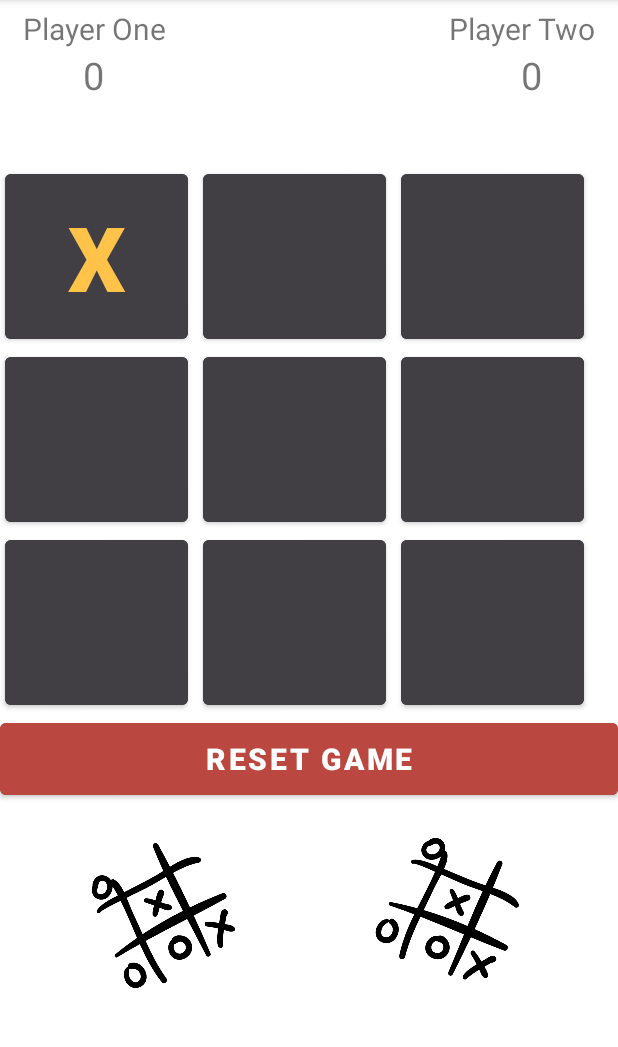
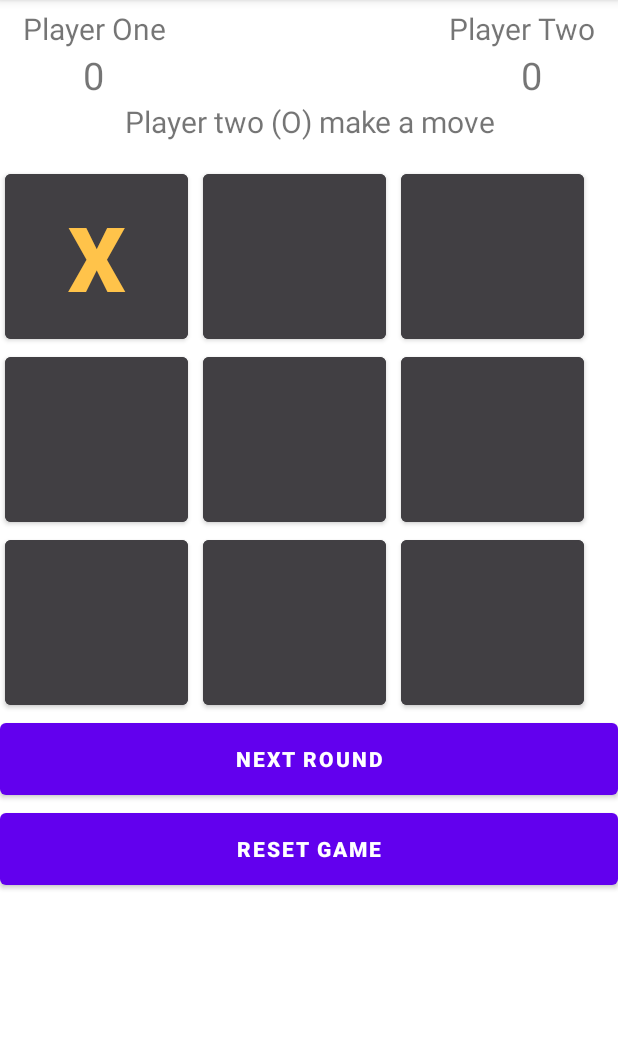
Before and after one commit to SaarMamok/TicTacToe-Application, an Android app: the screen it shows after launch (MainActivity), after a tap on an icon or button, on a phone screen of 412 x 824 dp, the part 84-1131 px from its top. Run offline under Robolectric (Android 15) with nearby library versions, the phone set to English and light mode, and no system bars.

Commit message:
game - done

```diff
--- a/app/src/main/java/com/example/tictactoe_application/MainActivity.java
+++ b/app/src/main/java/com/example/tictactoe_application/MainActivity.java
@@ -14,6 +14,7 @@ public class MainActivity extends AppCompatActivity implements View.OnClickListe
     private TextView playerOneScore, playerTowScore, playerStatus;
     private Button[] buttons = new Button[9];
     private Button resetGame;
+    private Button nextRound;
     private int playerOneScoreCount, playerTowScoreCount, rountCount;
     boolean activePlayer;
 
@@ -37,6 +38,8 @@ public class MainActivity extends AppCompatActivity implements View.OnClickListe
         playerTowScore = (TextView) findViewById(R.id.playerTwoScore);
         playerStatus = (TextView) findViewById(R.id.playerStatus);
         resetGame = (Button) findViewById(R.id.resetGame);
+        nextRound = (Button) findViewById(R.id.nextRound);
+
 
         for(int i=0 ;i<buttons.length;i++){
             String buttonID = "btn_" + i;
@@ -49,66 +52,86 @@ public class MainActivity extends AppCompatActivity implements View.OnClickListe
         playerOneScoreCount = 0;
         playerTowScoreCount = 0;
         activePlayer = true;
-
+        playerStatus.setText("Player one (X) make a move");
     }
 
     @Override
     public void onClick(View v) {
-
+        //First we make sure that this btn is empty
         if(!((Button)v).getText().toString().equals(""))
             return;
 
+        // get the pressed btn id
         String buttonID = v.getResources().getResourceEntryName(v.getId());
         int gameStatePointer = Integer.parseInt(buttonID.substring(buttonID.length()-1, buttonID.length()));
 
+        // if it is X who playing now
         if(activePlayer){
+            if(gameState[gameStatePointer] == 2) {
                 ((Button) v).setText("X");
                 ((Button) v).setTextColor(Color.parseColor("#FFC34A"));
                 gameState[gameStatePointer] = 0;
             }
+        }
+        // if it is O who playing now
         else {
+            if(gameState[gameStatePointer] == 2) {
                 ((Button) v).setText("O");
                 ((Button) v).setTextColor(Color.parseColor("#70FFEA"));
                 gameState[gameStatePointer] = 1;
             }
+        }
         rountCount++;
 
-        if(checkWinner()){
+        if(gameState[gameStatePointer] == 3)
+            playAgain();
+
+        else if(checkWinner()){
             if(activePlayer){
                 playerOneScoreCount++;
                 updatePlayerScore();
-                Toast.makeText(this, "Player One Won!", Toast.LENGTH_SHORT).show();
-                playAgain();
+                playerStatus.setText("Player One is Winning!");
+                Block();
             }
             else {
                 playerTowScoreCount++;
                 updatePlayerScore();
-                Toast.makeText(this, "Player Two Won!", Toast.LENGTH_SHORT).show();
-                playAgain();
+                playerStatus.setText("Player Two is Winning!");
+                Block();
             }
         }
+        // if the game over without a winner
         else if(rountCount == 9){
-           playAgain();
-            Toast.makeText(this, "No Winner!", Toast.LENGTH_SHORT).show();
+            playerStatus.setText("No Winner!");
+            Block();
         }
         else {
+            if (activePlayer)
+            {
+                playerStatus.setText("Player two (O) make a move");
+            }
+            else
+            {
+                playerStatus.setText("Player one (X) make a move");
+            }
             activePlayer = !activePlayer;
         }
 
-        if(playerOneScoreCount > playerTowScoreCount)
-            playerStatus.setText("Player One is Winning!");
-        else if(playerTowScoreCount > playerOneScoreCount)
-            playerStatus.setText("Player Two is Winning!");
-        else
-            playerStatus.setText("");
 
+
+        nextRound.setOnClickListener(new View.OnClickListener() {
+            @Override
+            public void onClick(View v) {
+                playAgain();
+            }
+        });
         resetGame.setOnClickListener(new View.OnClickListener() {
             @Override
             public void onClick(View v) {
                 playAgain();
                 playerOneScoreCount = 0;
                 playerTowScoreCount = 0;
-                playerStatus.setText("");
+                playerStatus.setText("Player one (X) make a move");
                 updatePlayerScore();
             }
         });
@@ -121,6 +144,12 @@ public class MainActivity extends AppCompatActivity implements View.OnClickListe
             if(gameState[winningPosition[0]] == gameState[winningPosition[1]] &&
                 gameState[winningPosition[1]] == gameState[winningPosition[2]] &&
                 gameState[winningPosition[0]] !=2){
+                buttons[winningPosition[0]].setBackgroundColor(Color.parseColor("green"));
+                buttons[winningPosition[0]].setTextColor(Color.parseColor("black"));
+                buttons[winningPosition[1]].setBackgroundColor(Color.parseColor("green"));
+                buttons[winningPosition[1]].setTextColor(Color.parseColor("black"));
+                buttons[winningPosition[2]].setBackgroundColor(Color.parseColor("green"));
+                buttons[winningPosition[2]].setTextColor(Color.parseColor("black"));
                 winnerResult = true;
             }
         }
@@ -138,6 +167,14 @@ public class MainActivity extends AppCompatActivity implements View.OnClickListe
         for(int i=0; i<buttons.length; i++){
             gameState[i] = 2;
             buttons[i].setText("");
+            buttons[i].setBackgroundColor(Color.parseColor("#413F43"));
+        }
+        playerStatus.setText("Player one (X) make a move");
+    }
+
+    public void Block(){
+        for(int i=0; i<buttons.length; i++){
+            gameState[i] = 3;
         }
     }
 
--- a/app/src/main/res/layout/activity_main.xml
+++ b/app/src/main/res/layout/activity_main.xml
@@ -181,39 +181,27 @@
         />
 
     <Button
+        android:id="@+id/nextRound"
+        android:layout_width="match_parent"
+        android:layout_height="60dp"
+        android:text="NEXT ROUND"
+        android:textColor="@color/white"
+        android:textStyle="bold"
+        app:layout_constraintTop_toBottomOf="@+id/btn_6"
+        app:layout_constraintLeft_toLeftOf="parent"
+        app:layout_constraintRight_toRightOf="parent"
+        />
+    <Button
         android:id="@+id/resetGame"
         android:layout_width="match_parent"
         android:layout_height="60dp"
-        android:backgroundTint="#BA4840"
         android:text="Reset Game"
-        android:textColor="#ffffff"
-        android:textSize="20sp"
+        android:textColor="@color/white"
         android:textStyle="bold"
+        app:layout_constraintTop_toBottomOf="@+id/nextRound"
         app:layout_constraintLeft_toLeftOf="parent"
         app:layout_constraintRight_toRightOf="parent"
-        app:layout_constraintTop_toBottomOf="@+id/btn_6" />
-
-    <ImageView
-        android:id="@+id/imageView2"
-        android:layout_width="87dp"
-        android:layout_height="87dp"
-        android:layout_marginTop="28dp"
-        android:layout_marginEnd="65dp"
-        android:rotation="25"
-        app:layout_constraintEnd_toEndOf="parent"
-        app:layout_constraintTop_toBottomOf="@+id/resetGame"
-        app:srcCompat="@drawable/tictactoebackground" />
-
-    <ImageView
-        android:id="@+id/imageView3"
-        android:layout_width="87dp"
-        android:layout_height="87dp"
-        android:layout_marginStart="65dp"
-        android:layout_marginTop="28dp"
-        android:rotation="-25"
-        app:layout_constraintStart_toStartOf="parent"
-        app:layout_constraintTop_toBottomOf="@+id/resetGame"
-        app:srcCompat="@drawable/tictactoebackground" />
+        />
 
 
 </androidx.constraintlayout.widget.ConstraintLayout>
```
Lines whose indentation alone changed are shown as unchanged.
